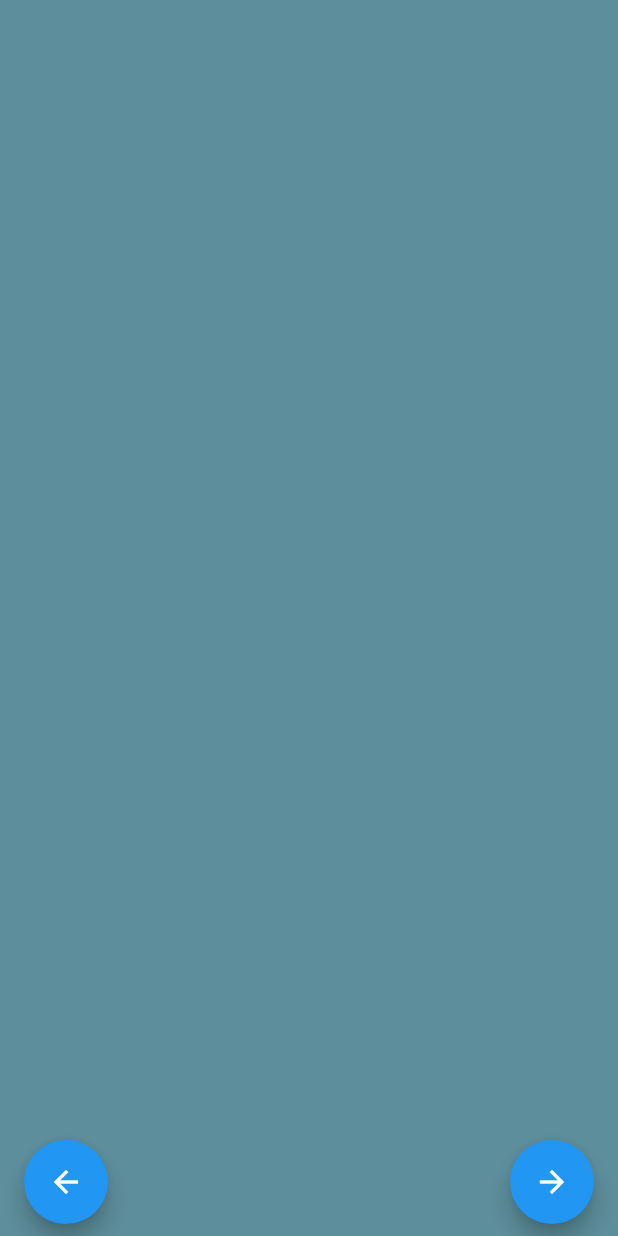
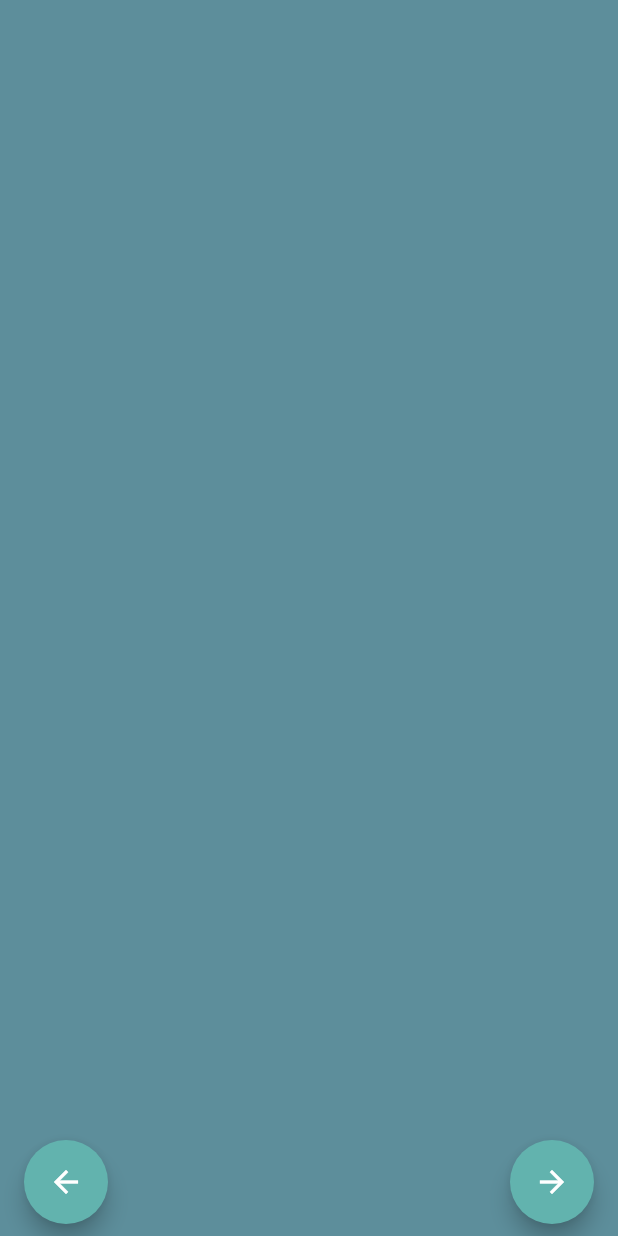
Before and after one commit to KaiqueMunhoz/apresentacao-flutter, a Flutter app: the AboutMe screen opened by its route, on a phone screen of 412 x 824 dp. Run offline on Flutter 3.47's test engine with Material 2 defaults, Android fonts, the phone set to English and light mode, and no system bars; our stand-ins replace flare_flutter.

Commit message:
feat: Change backgroundColor from FloatingActionButton

```diff
--- a/apresentacao/lib/src/features/about_me/presentation/pages/about_me.dart
+++ b/apresentacao/lib/src/features/about_me/presentation/pages/about_me.dart
@@ -23,12 +23,14 @@ class AboutMe extends StatelessWidget {
                   onPressed: () {},
                   child: const Icon(Icons.arrow_back),
                   heroTag: null,
+                  backgroundColor: const Color(0xFF62B3AE),
                 ),
                 FloatingActionButton(
                   key: const Key('arrow_forward'),
                   onPressed: () {},
                   child: const Icon(Icons.arrow_forward),
                   heroTag: null,
+                  backgroundColor: const Color(0xFF62B3AE),
                 ),
               ],
             )
```
